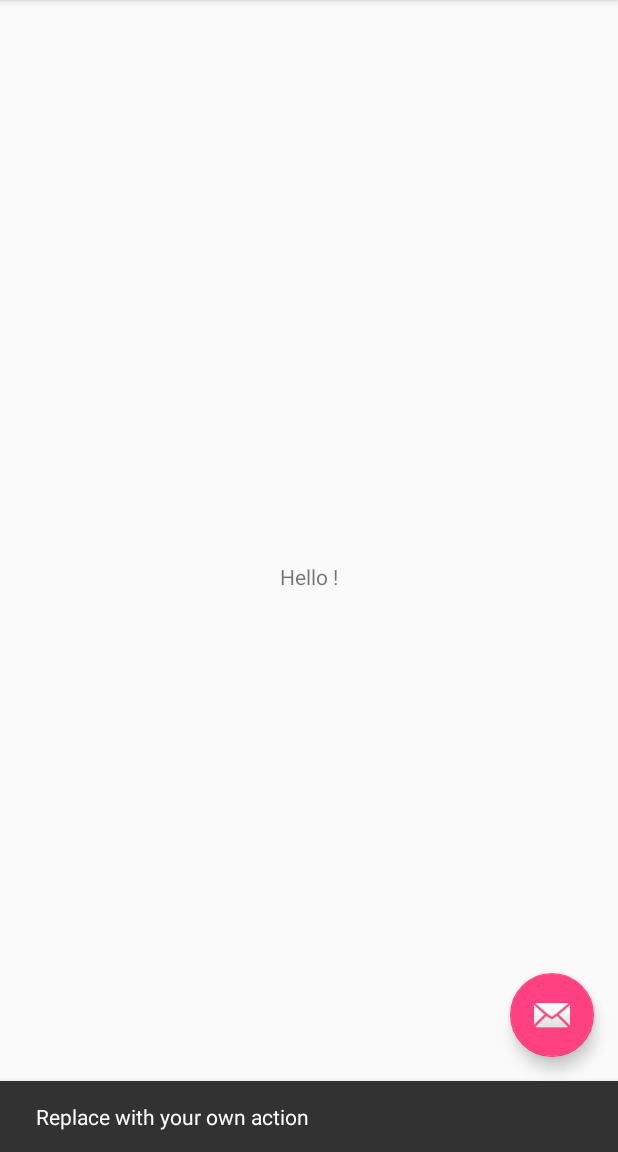
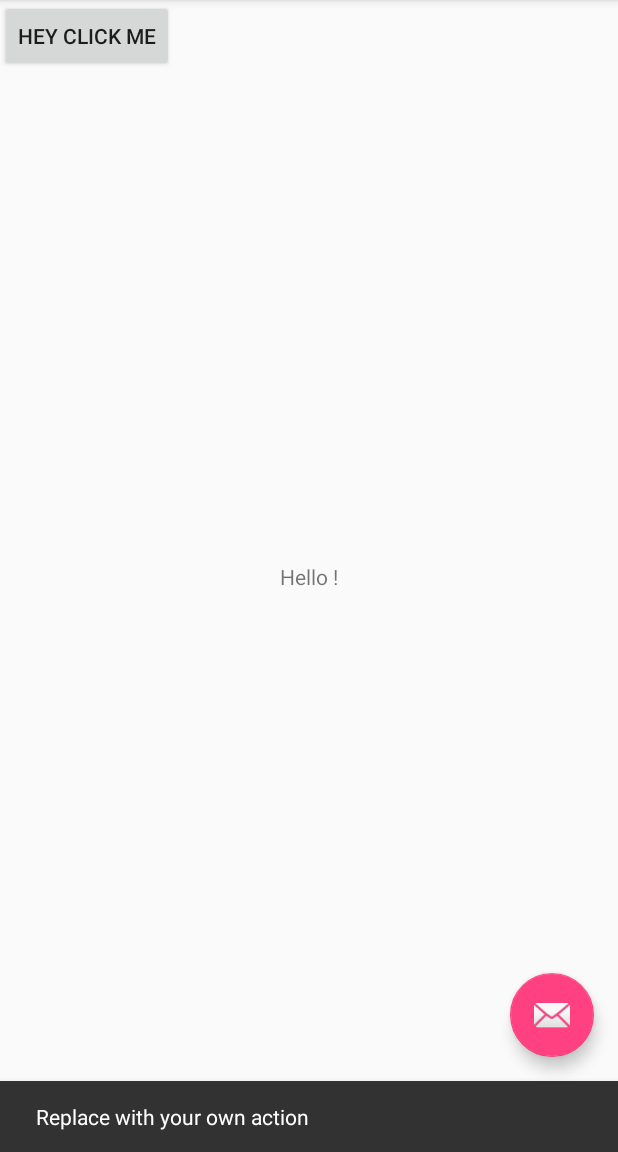
Before and after one commit to jagdevi/gitdemo, an Android app: the screen it shows after launch (MainActivity), after a tap on an icon or button, on a phone screen of 412 x 824 dp, the part 84-1236 px from its top. Run offline under Robolectric (Android 15) with nearby library versions, the phone set to English and light mode, and no system bars.

Commit message:
Added new button and click event of that button

```diff
--- a/app/src/main/java/com/hartleylab/gitdemoproject/MainActivity.java
+++ b/app/src/main/java/com/hartleylab/gitdemoproject/MainActivity.java
@@ -8,6 +8,8 @@ import android.support.v7.widget.Toolbar;
 import android.view.View;
 import android.view.Menu;
 import android.view.MenuItem;
+import android.widget.Button;
+import android.widget.Toast;
 
 public class MainActivity extends AppCompatActivity {
 
@@ -18,6 +20,13 @@ public class MainActivity extends AppCompatActivity {
         Toolbar toolbar = (Toolbar) findViewById(R.id.toolbar);
         setSupportActionBar(toolbar);
 
+        Button btnAdd = (Button)findViewById(R.id.addBtn);
+        btnAdd.setOnClickListener(new View.OnClickListener() {
+            @Override
+            public void onClick(View view) {
+                Toast.makeText(getApplicationContext(),"Hello you clicked me...?",Toast.LENGTH_SHORT).show();
+            }
+        });
         FloatingActionButton fab = (FloatingActionButton) findViewById(R.id.fab);
         fab.setOnClickListener(new View.OnClickListener() {
             @Override
@@ -26,6 +35,7 @@ public class MainActivity extends AppCompatActivity {
                         .setAction("Action", null).show();
             }
         });
+
     }
 
     @Override
--- a/app/src/main/res/layout/content_main.xml
+++ b/app/src/main/res/layout/content_main.xml
@@ -18,4 +18,10 @@
         app:layout_constraintRight_toRightOf="parent"
         app:layout_constraintTop_toTopOf="parent"/>
 
+    <Button
+        android:id="@+id/addBtn"
+        android:layout_width="wrap_content"
+        android:layout_height="wrap_content"
+        android:text="Hey Click Me"
+        />
 </android.support.constraint.ConstraintLayout>
```
